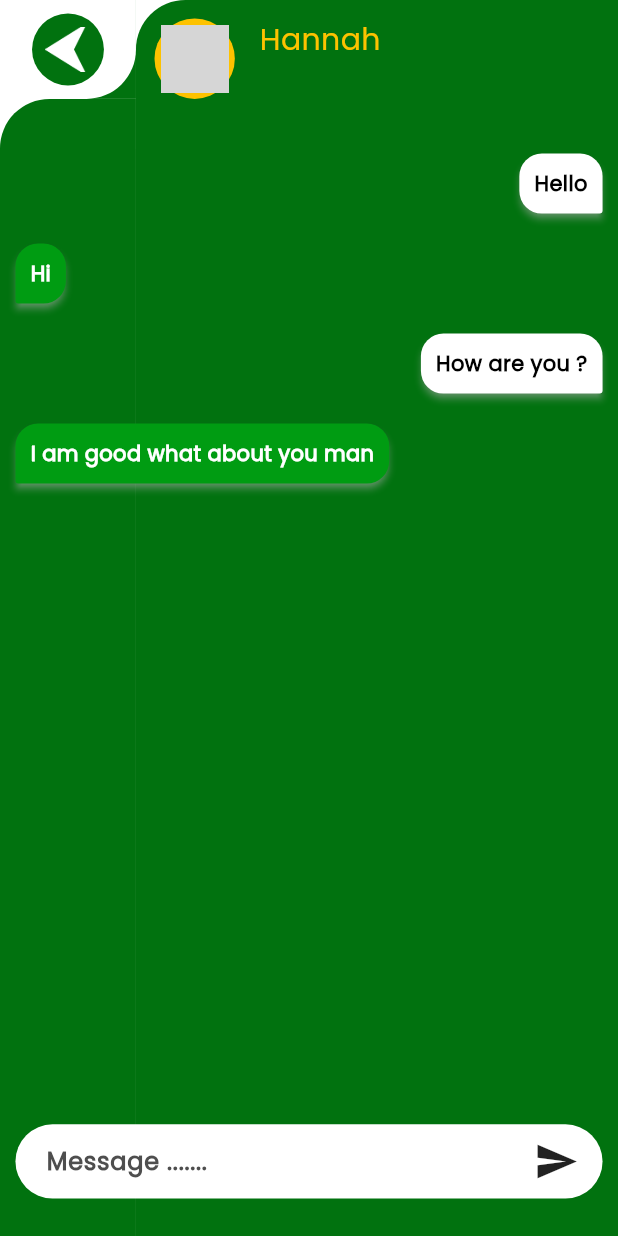
After one commit to ambujnmt/Agriculture-DFCP-Mobile-App, a Flutter app: the ChatScreen screen opened directly, on a phone screen of 412 x 824 dp. The commit adds this screen. Run offline on Flutter 3.47's test engine with Material 3 defaults, Android fonts, the light colour scheme and no system bars; drawn by our look-alikes of flutter_chat_bubble; our stand-ins replace carousel_slider, data_table_2, dots_indicator, dropdown_button2, lottie, otp_text_field and 2 more; network calls fail; grey boxes are pictures that could not be loaded.

Commit message:
chat screen done

```diff
--- a/lib/constants/color_constants.dart
+++ b/lib/constants/color_constants.dart
@@ -13,6 +13,8 @@ class ColorConstants {
   static final chatColor = HexColor("#707070");
   static final otpFieldColor = HexColor("#03420A");
   static final kDarkGreenColor = HexColor("#05600D");
+  static final kChatInputColor = HexColor('#4e4e4e');
+  static final kChatMessageColor = HexColor('#009c12');
 }
 
 class HexColor extends Color {
--- a/lib/constants/text_constants.dart
+++ b/lib/constants/text_constants.dart
@@ -67,4 +67,9 @@ class TextConstants {
   static const String qtyBox = "Qty/Box";
   static const String status = "Status";
   static const String expectedDeliveryData = "Expected Delivery Data";
+  static const String chatInputPlaceholder = "Message .......";
+  static const String date = "Date";
+  static const String time = 'Time';
+  static const String members = "Members";
+  static const String description = "Description";
 }
--- a/lib/views/chat/all_chat_list_screen.dart
+++ b/lib/views/chat/all_chat_list_screen.dart
@@ -2,10 +2,10 @@ import 'package:dfcp/constants/color_constants.dart';
 import 'package:dfcp/constants/text_constants.dart';
 import 'package:dfcp/custom_widget/divider_widget.dart';
 import 'package:dfcp/utils/custom_text.dart';
+import 'package:dfcp/views/chat/chat_screen.dart';
 import 'package:dfcp/views/dashboard/dashboard_screen.dart';
 import 'package:flutter/material.dart';
-import 'package:flutter/foundation.dart';
-import 'package:textfield_search/textfield_search.dart';
+import 'dart:developer';
 
 class AllChatListScreen extends StatefulWidget {
   const AllChatListScreen({super.key});
@@ -22,25 +22,6 @@ class _AllChatListScreenState extends State<AllChatListScreen> {
     final double width = MediaQuery.of(context).size.width;
     return Scaffold(
       backgroundColor: Colors.white,
-      // floatingActionButtonLocation: FloatingActionButtonLocation.centerFloat,
-      // floatingActionButton: Align(
-      //   alignment: Alignment.bottomCenter,
-      //   child: Container(
-      //     height: 50,
-      //     width: 50,
-      //     decoration: const BoxDecoration(
-      //       shape: BoxShape.circle,
-      //       image: DecorationImage(
-      //           image: AssetImage('assets/images/add_image.png'),
-      //       ),
-      //     ),
-      //   ),
-      // ),
-      // floatingActionButton: Container(
-      //   height: 20,
-      //   width: width,
-      //   color: ColorConstants.kPrimary,
-      // ),
       appBar: AppBar(
         leading: GestureDetector(
           child: Container(
@@ -211,6 +192,7 @@ class _AllChatListScreenState extends State<AllChatListScreen> {
           ),
           Positioned(
             bottom: 20,
+            child: GestureDetector(
               child: Container(
                 height: 75,
                 width: width,
@@ -221,27 +203,12 @@ class _AllChatListScreenState extends State<AllChatListScreen> {
                 ),
                 child: Image.asset('assets/images/add_image.png'),
               ),
+              onTap: () {
+                log("add button called");
+                Navigator.push(context, MaterialPageRoute(builder: (context) => const ChatScreen() ));
+              },
+            ),
           )
-          // Stack(
-          //   children: [
-          //     Container(
-          //       height: 55,
-          //       width: width,
-          //       color: ColorConstants.kPrimary,
-          //     ),
-          //     Positioned(
-          //       top: -10,
-          //       child: Container(
-          //         height: 105,
-          //         width: width,
-          //         decoration: BoxDecoration(
-          //           color: Colors.yellow,
-          //           shape: BoxShape.circle
-          //         ),
-          //       ),
-          //     )
-          //   ],
-          // )
         ],
       ),
     );
--- /dev/null
+++ b/lib/views/chat/chat_screen.dart
@@ -0,0 +1,232 @@
+import 'package:dfcp/constants/color_constants.dart';
+import 'package:dfcp/constants/text_constants.dart';
+import 'package:dfcp/utils/custom_text.dart';
+import 'package:flutter/material.dart';
+import 'package:flutter_chat_bubble/bubble_type.dart';
+import 'package:flutter_chat_bubble/chat_bubble.dart';
+import 'dart:developer';
+
+import 'package:flutter_chat_bubble/clippers/chat_bubble_clipper_5.dart';
+
+class ChatScreen extends StatefulWidget {
+  const ChatScreen({super.key});
+
+  @override
+  State<ChatScreen> createState() => _ChatScreenState();
+}
+
+class _ChatScreenState extends State<ChatScreen> {
+
+  dynamic size;
+  final customText = CustomText();
+
+  TextEditingController messageController = TextEditingController();
+  ScrollController scrollController = ScrollController();
+
+  List messageList = [
+    "Hello",
+    "Hi",
+    "How are you ?",
+    "I am good what about you man"
+  ];
+
+  @override
+  Widget build(BuildContext context) {
+    size = MediaQuery.of(context).size;
+    return Scaffold(
+      backgroundColor: Colors.white,
+      body: SafeArea(
+        bottom: false,
+        child: Stack(
+          children: [
+
+            // background, profile image and name
+            Row(
+              children: [
+                SizedBox(
+                  width: size.width * 0.22,
+                  child: Column(
+                    children: [
+                      SizedBox(height: size.height * 0.08),
+                      Expanded(
+                        child: Container(
+                          width: size.width,
+                          decoration: BoxDecoration(
+                            color: ColorConstants.buttonTextColor,
+                            borderRadius: BorderRadius.only(topLeft: Radius.circular(size.width * 0.08))
+                          ),
+                        ),
+                      )
+                    ],
+                  ),
+                ),
+                Container(
+                  height: size.height,
+                  width: size.width * 0.78,
+                  padding: EdgeInsets.all(size.width * 0.03),
+                  decoration: BoxDecoration(
+                    color: ColorConstants.buttonTextColor,
+                    borderRadius: BorderRadius.only(topLeft: Radius.circular(size.width * 0.08))
+                  ),
+                  child: Row(
+                    mainAxisAlignment: MainAxisAlignment.spaceBetween,
+                    crossAxisAlignment: CrossAxisAlignment.start,
+                    children: [
+                      Container(
+                        padding: EdgeInsets.all(size.width * 0.01),
+                        decoration: BoxDecoration(
+                          shape: BoxShape.circle,
+                          color: ColorConstants.drawerTextColor,
+                        ),
+                        child: Container(
+                          height: size.width * 0.11,
+                          width: size.width * 0.11,
+                          decoration: const BoxDecoration(
+                              shape: BoxShape.circle,
+                              image: DecorationImage(
+                                  image: NetworkImage("https://s3-alpha-sig.figma.com/img/71d0/e14e/1ffff81188b5ac9981d7e96204f13c3f?Expires=1730073600&Key-Pair-Id=APKAQ4GOSFWCVNEHN3O4&Signature=H1E11OX-7lIYPRci78sYbTSeev6r1vX2yqUXMwdj0kWNijWMbslMKd6EnbV7wtIBstHgWpl3toPdz6hubya~qIB4rNTeMK5WZ9BZQxBuHWC4iUxLNw-E8iBBpaExedASzziUenEb6iw~PYuxUcEuiT-TMzsNDuMcTQlqkmdpE4dNGRsH9Bd3Rl7IsMG9plKdOAkNp3Prk6qTcFLjsAqkmLGFd0NlYdZkUArXNgTUAmk-UTtJcesRwbiOkGpp7JPanjEOMt68RUzNBu27oviN9cEvYsYGnbPvIt1ii~4j8pDdcu88gdvMTefB-Pc99Kg-sTrqdvXVyfE9gj45zRzV0w__"),
+                                  fit: BoxFit.cover
+                              )
+                          ),
+                        )
+                      ),
+                      SizedBox(
+                        height: size.height * 0.06,
+                        width: size.width * 0.55,
+                        child: customText.kText("Hannah", 20, FontWeight.w400, ColorConstants.drawerTextColor, TextAlign.start),
+                      )
+                    ],
+                  ),
+                )
+              ],
+            ),
+
+            //back button
+            Container(
+              height: size.height * 0.08,
+              width: size.width * 0.22,
+              decoration: BoxDecoration(
+                color: ColorConstants.buttonTextColor,
+              ),
+              child: Container(
+                height: 90,
+                width: size.width * 0.22,
+                decoration: BoxDecoration(
+                    color: Colors.white,
+                    borderRadius: BorderRadius.only(bottomRight: Radius.circular(size.width * 0.08))
+                ),
+                child: GestureDetector(
+                  child: Padding(
+                    padding: const EdgeInsets.all(9.0),
+                    child: CircleAvatar(
+                      radius: 10,
+                      backgroundColor: ColorConstants.buttonTextColor,
+                      child: SizedBox(
+                        height: 30,
+                        child: Image.asset('assets/images/send_image1.png'),
+                      ),
+                    ),
+                  ),
+                  onTap: () {
+                    log("back button pressed");
+                    Navigator.pop(context);
+                  },
+                ),
+              ),
+            ),
+
+            // chat messages list
+            Positioned(
+              top: size.height * 0.1,
+              left: size.width * 0.025,
+              child: SizedBox(
+                height: size.height * 0.73,
+                width: size.width * 0.95,
+                // color: Colors.white60,
+                child: ListView.builder(
+                  controller: scrollController,
+                  itemCount: messageList.length,
+                  itemBuilder: (context, index) {
+                    // return msgsList[index]["sender_id"] == driverId
+                    return index % 2 == 0
+                        ? ChatBubble(
+                            clipper: ChatBubbleClipper5(
+                                type: BubbleType.sendBubble),
+                            alignment: Alignment.topRight,
+                            margin: const EdgeInsets.only(top: 20),
+                            backGroundColor: Colors.white,
+                            child: Container(
+                              constraints: BoxConstraints(
+                                maxWidth:
+                                MediaQuery.of(context).size.width * 0.7,
+                              ),
+                              child: customText.kText(messageList[index], 14, FontWeight.w600, Colors.black, TextAlign.start)
+                            ),
+                          )
+                        : ChatBubble(
+                            clipper: ChatBubbleClipper5(
+                                type: BubbleType.receiverBubble),
+                            backGroundColor: ColorConstants.kChatMessageColor,
+                            margin: const EdgeInsets.only(top: 20),
+                            child: Container(
+                              constraints: BoxConstraints(
+                                maxWidth:
+                                MediaQuery.of(context).size.width * 0.7,
+                              ),
+                                child: customText.kText(messageList[index], 14, FontWeight.w600, Colors.white, TextAlign.start)
+                            ),
+                          );
+                  },
+                ),
+              ),
+            ),
+
+            // message input or send button
+            Positioned(
+              bottom: 25,
+              left: size.width * 0.025,
+              child: Container(
+                height: size.height * 0.06,
+                width: size.width * 0.95,
+                padding: EdgeInsets.only(left: size.width * 0.05),
+                decoration: BoxDecoration(
+                  color: Colors.white,
+                  borderRadius: BorderRadius.circular(size.width)
+                ),
+                child: Row(
+                  children: [
+                    // input message field
+                    SizedBox(
+                      width: size.width * 0.75,
+                      child: TextField(
+                        controller: messageController,
+                        keyboardType: TextInputType.text,
+                        style: customText.kTextStyle(16, FontWeight.w600, ColorConstants.kChatInputColor),
+                        decoration: InputDecoration(
+                          border: InputBorder.none,
+                          hintText: TextConstants.chatInputPlaceholder,
+                          hintStyle: customText.kTextStyle(16, FontWeight.w600, ColorConstants.kChatInputColor)
+                        ),
+                      ),
+                    ),
+                    //send button
+                    GestureDetector(
+                      child: SizedBox(
+                        width: size.width * 0.15,
+                        child: const Icon(Icons.send, size: 30,),
+                      ),
+                      onTap: () {
+                        log("send button on tap");
+                      },
+                    )
+                  ],
+                ),
+              ),
+            )
+
+          ],
+        ),
+      )
+    );
+  }
+}
--- a/lib/views/meetings/meetings_screen.dart
+++ b/lib/views/meetings/meetings_screen.dart
@@ -1,6 +1,7 @@
 // ignore_for_file: prefer_const_constructors
 
 import 'package:dfcp/constants/text_constants.dart';
+import 'package:dfcp/custom_widget/divider_widget.dart';
 import 'package:dfcp/utils/custom_text.dart';
 import 'package:dfcp/views/dashboard/dashboard_screen.dart';
 import 'package:flutter/material.dart';
@@ -22,17 +23,17 @@ class _MeetingsScreenState extends State<MeetingsScreen> {
     final double height = MediaQuery.of(context).size.height;
     final double width = MediaQuery.of(context).size.width;
     return Scaffold(
-      floatingActionButton: Align(
-        alignment: Alignment.bottomCenter,
-        child: Container(
-          height: 50,
-          width: 50,
-          decoration: const BoxDecoration(
-              shape: BoxShape.circle,
-              image: DecorationImage(
-                  image: AssetImage('assets/images/add_image.png'))),
-        ),
-      ),
+      // floatingActionButton: Align(
+      //   alignment: Alignment.bottomCenter,
+      //   child: Container(
+      //     height: 50,
+      //     width: 50,
+      //     decoration: const BoxDecoration(
+      //         shape: BoxShape.circle,
+      //         image: DecorationImage(
+      //             image: AssetImage('assets/images/add_image.png'))),
+      //   ),
+      // ),
       appBar: AppBar(
         leading: GestureDetector(
           child: Container(
@@ -42,7 +43,10 @@ class _MeetingsScreenState extends State<MeetingsScreen> {
             decoration: const BoxDecoration(
                 color: ColorConstants.kTextGreen, shape: BoxShape.circle),
             child: Center(
-              child: Image.asset('assets/images/send_image.png'),
+              child: SizedBox(
+                height: 25,
+                child: Image.asset('assets/images/send_image1.png'),
+              ),
             ),
           ),
           onTap: () {
@@ -52,10 +56,14 @@ class _MeetingsScreenState extends State<MeetingsScreen> {
             );
           },
         ),
-        title: Image.asset("assets/images/dfcp_image.png"),
+        title: customText.kHeadingText(TextConstants.appTitle,
+            45, FontWeight.w800, ColorConstants.kTextGreen, TextAlign.center),
         centerTitle: true,
       ),
-      body: Container(
+      body: Stack(
+        alignment: Alignment.bottomCenter,
+        children: [
+          Container(
             margin: EdgeInsets.all(15),
             child: Column(
               mainAxisAlignment: MainAxisAlignment.start,
@@ -69,14 +77,15 @@ class _MeetingsScreenState extends State<MeetingsScreen> {
                   ColorConstants.kTextGreen,
                   TextAlign.center,
                 ),
-            Container(
-              height: 5,
-              width: width * .2,
-              decoration: BoxDecoration(
-                color: ColorConstants.kYellow,
-                borderRadius: BorderRadius.circular(12),
-              ),
-            ),
+                const DividerWidget(),
+                // Container(
+                //   height: 5,
+                //   width: width * .2,
+                //   decoration: BoxDecoration(
+                //     color: ColorConstants.kYellow,
+                //     borderRadius: BorderRadius.circular(12),
+                //   ),
+                // ),
                 SizedBox(height: height * .025),
                 Expanded(
                   child: Container(
@@ -234,6 +243,32 @@ class _MeetingsScreenState extends State<MeetingsScreen> {
               ],
             ),
           ),
+          Container(
+            height: 55,
+            width: width,
+            color: ColorConstants.kPrimary,
+          ),
+          Positioned(
+            bottom: 20,
+            child: GestureDetector(
+              child: Container(
+                height: 75,
+                width: width,
+                padding: const EdgeInsets.all(10),
+                decoration: const BoxDecoration(
+                    color: Colors.white,
+                    shape: BoxShape.circle
+                ),
+                child: Image.asset('assets/images/add_image.png'),
+              ),
+              onTap: () {
+                // log("add button called");
+                // Navigator.push(context, MaterialPageRoute(builder: (context) => const ChatScreen() ));
+              },
+            ),
+          )
+        ],
+      ),
     );
   }
 }
--- a/pubspec.yaml
+++ b/pubspec.yaml
@@ -44,7 +44,7 @@ dependencies:
   flutter_staggered_grid_view: ^0.7.0
   data_table_2: ^2.5.15
   textfield_search: ^0.11.1
-
+  flutter_chat_bubble: ^2.0.2
   video_player: ^2.9.1
 #  media_kit: ^1.1.11
 #  media_kit_video: ^1.2.5
```
Also changed, not shown: pubspec.lock. Lines whose indentation alone changed are shown as unchanged.
